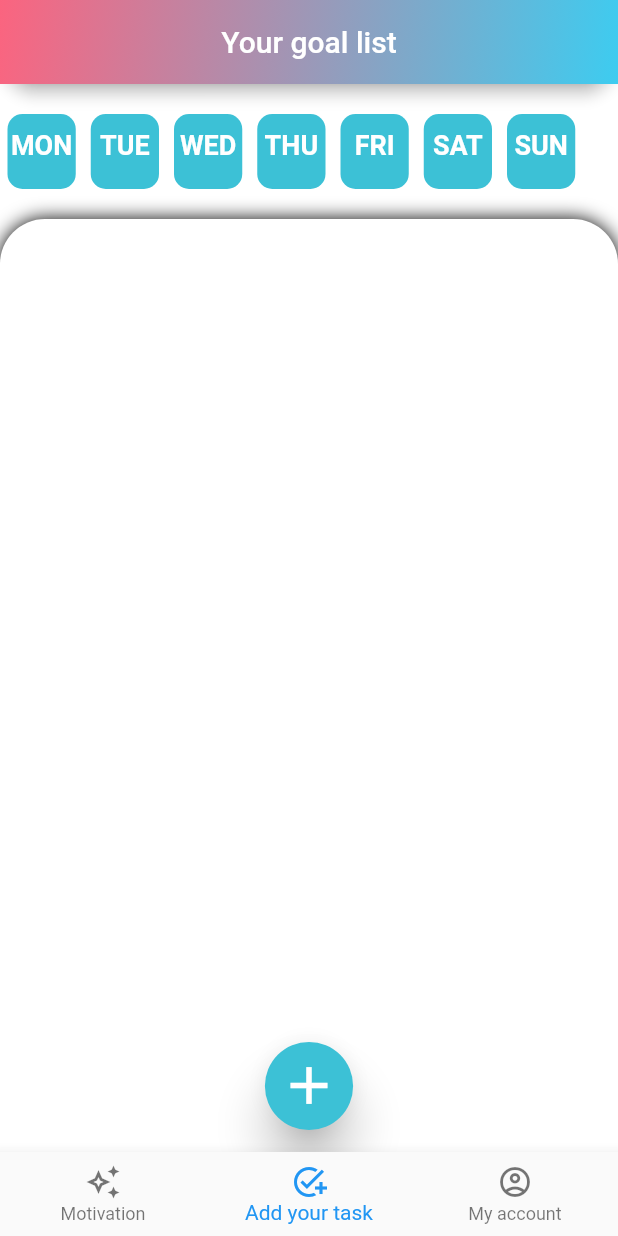
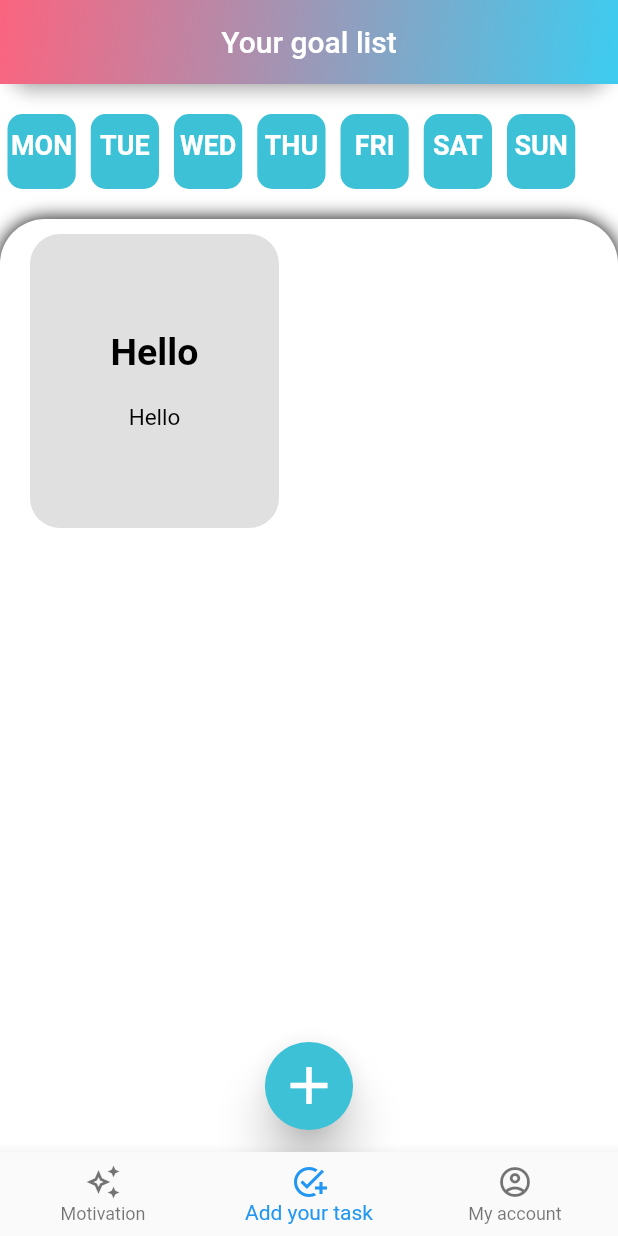
Before and after one commit to xxxjuliaxxx/make_it_tidy, a Flutter app: the screen it shows once a user with an empty profile is signed in, item 2 of the bottom bar chosen, on a phone screen of 412 x 824 dp. Run offline on Flutter 3.47's test engine with Material 2 defaults, Android fonts, the phone set to English and light mode, and no system bars; our stand-ins replace firebase_auth, firebase_core, google_fonts; accounts and stored records are empty; network calls fail.

Commit message:
Test adding tasks

```diff
--- a/lib/custom_widgets/day_list.dart
+++ b/lib/custom_widgets/day_list.dart
@@ -1,6 +1,7 @@
 import 'package:flutter/material.dart';
 
 class HorizontalDayList extends StatefulWidget {
+
   const HorizontalDayList({Key? key}) : super(key: key);
 
   @override
@@ -35,7 +36,19 @@ class _HorizontalDayListState extends State<HorizontalDayList> {
         scrollDirection: Axis.horizontal,
         itemCount: weekdays.length,
         itemBuilder: (BuildContext context, int index) {
-          return Container(
+          return GestureDetector(
+            onTap: () {
+              setState(() {
+                for (int i = 0; i < cardColorList.length; i++) {
+                  cardColorList[i][0] = inactiveCardColor;
+                  cardColorList[i][1] = inactiveTextColor;
+                }
+
+                cardColorList[index][0] = activeCardColor;
+                cardColorList[index][1] = activeTextColor;
+              });
+            },
+            child: Container(
               margin: const EdgeInsets.only(left: 5, right: 5),
               height: 70,
               width: 45.5,
@@ -56,6 +69,7 @@ class _HorizontalDayListState extends State<HorizontalDayList> {
                   ),
                 ],
               ),
+            ),
           );
         },
       ),
--- /dev/null
+++ b/lib/custom_widgets/task_grid_view.dart
@@ -0,0 +1,26 @@
+import 'package:flutter/material.dart';
+import 'package:make_it_tidy/custom_widgets/task_name.dart';
+
+class TaskGridView extends StatefulWidget {
+  List<List<String>> taskList;
+  TaskGridView({Key? key, required this.taskList}) : super(key: key);
+
+  @override
+  _TaskGridViewState createState() => _TaskGridViewState();
+}
+
+class _TaskGridViewState extends State<TaskGridView> {
+
+  @override
+  Widget build(BuildContext context) {
+    return GridView.builder(
+      gridDelegate: const SliverGridDelegateWithFixedCrossAxisCount(
+        crossAxisCount: 2,
+      ),
+      itemCount: widget.taskList.length,
+      itemBuilder: (BuildContext context, int index) {
+        return TaskName(title: widget.taskList[index][0], description: widget.taskList[index][1]);
+      },
+    );
+  }
+}
--- /dev/null
+++ b/lib/custom_widgets/task_name.dart
@@ -0,0 +1,58 @@
+import 'package:flutter/material.dart';
+
+class TaskName extends StatefulWidget {
+  final String title;
+  final String description;
+
+  const TaskName({Key? key, required this.title, required this.description})
+      : super(key: key);
+
+  @override
+  _TaskNameState createState() => _TaskNameState();
+}
+
+class _TaskNameState extends State<TaskName> {
+  @override
+  Widget build(BuildContext context) {
+    return Container(
+      margin: const EdgeInsets.only(top: 10, left: 20, right: 20),
+      height: 200,
+      width: 250,
+      decoration: const BoxDecoration(
+        color: Colors.black12,
+        borderRadius: BorderRadius.all(Radius.circular(20)),
+      ),
+      child: Padding(
+        padding: const EdgeInsets.only(left: 10.0, right: 10.0, top: 20),
+        child: Column(
+          mainAxisAlignment: MainAxisAlignment.center,
+          crossAxisAlignment: CrossAxisAlignment.center,
+          children: [
+            Text(
+              widget.title,
+              style: const TextStyle(
+                  color: Colors.black,
+                  fontWeight: FontWeight.bold,
+                  fontSize: 25),
+              textAlign: TextAlign.center,
+            ),
+            const SizedBox(
+              height: 20,
+            ),
+            Text(
+              widget.description,
+              style: const TextStyle(
+                color: Colors.black,
+                fontSize: 15,
+              ),
+              textAlign: TextAlign.center,
+            ),
+            const SizedBox(
+              height: 20,
+            ),
+          ],
+        ),
+      ),
+    );
+  }
+}
--- a/lib/main.dart
+++ b/lib/main.dart
@@ -3,7 +3,6 @@ import 'package:flutter/material.dart';
 import 'package:firebase_core/firebase_core.dart';
 import 'package:make_it_tidy/app/add/add_goal_page.dart';
 import 'package:make_it_tidy/app/login/login_page.dart';
-import 'package:make_it_tidy/pages/home.dart';
 import 'firebase_options.dart';
 
 void main() async {
--- a/lib/pages/home.dart
+++ b/lib/pages/home.dart
@@ -1,5 +1,6 @@
 import 'package:flutter/material.dart';
 import 'package:make_it_tidy/custom_widgets/day_list.dart';
+import 'package:make_it_tidy/custom_widgets/task_grid_view.dart';
 
 class HomePage extends StatefulWidget {
   const HomePage({Key? key}) : super(key: key);
@@ -9,6 +10,17 @@ class HomePage extends StatefulWidget {
 }
 
 class _HomePageState extends State<HomePage> {
+  String weekday = "MON";
+
+void changeWeekday(String newDay) {
+  setState(() {
+    weekday = newDay;
+  });
+  print("changed, $weekday");
+}
+  List<List<String>> taskInformation = [
+    ["Hello", "Hello"]
+  ];
   @override
   Widget build(BuildContext context) {
     return Scaffold(
@@ -31,6 +43,7 @@ class _HomePageState extends State<HomePage> {
                       topLeft: Radius.circular(30),
                       topRight: Radius.circular(30)),
                   boxShadow: [BoxShadow(blurRadius: 10.0)]),
+              child: TaskGridView(taskList: taskInformation),
             ),
           ),
         ],
```
Lines whose indentation alone changed are shown as unchanged.
